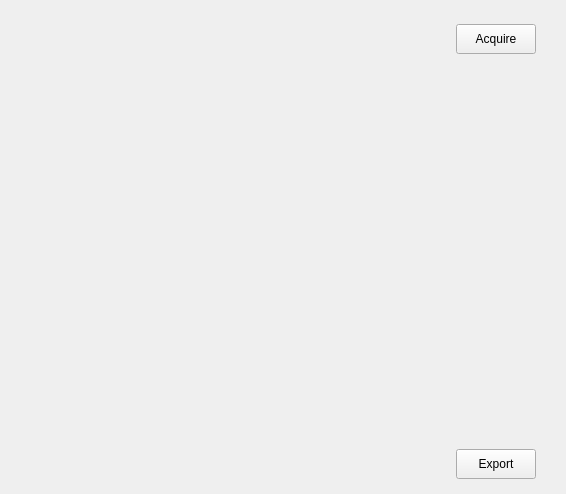
Qt form views/ui/gpio.ui (huangbop/usd) before a commit.
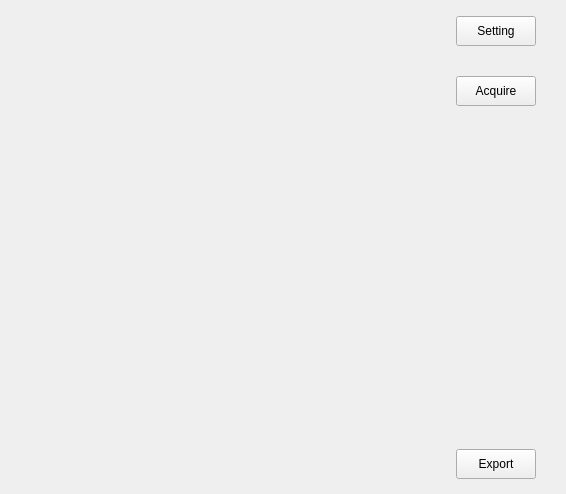
The same form after that commit.

Commit message: Curves shift

Patch:
```diff
--- a/views/ui/gpio.ui
+++ b/views/ui/gpio.ui
@@ -124,21 +124,27 @@
       </item>
       <item>
        <layout class="QVBoxLayout" name="verticalLayout">
+        <property name="topMargin">
+         <number>12</number>
+        </property>
         <item>
-         <spacer name="verticalSpacer_2">
-          <property name="orientation">
-           <enum>Qt::Vertical</enum>
+         <widget class="QPushButton" name="pushButton">
+          <property name="sizePolicy">
+           <sizepolicy hsizetype="Fixed" vsizetype="Fixed">
+            <horstretch>0</horstretch>
+            <verstretch>0</verstretch>
+           </sizepolicy>
           </property>
-          <property name="sizeType">
-           <enum>QSizePolicy::Fixed</enum>
-          </property>
-          <property name="sizeHint" stdset="0">
+          <property name="minimumSize">
            <size>
-            <width>20</width>
-            <height>20</height>
+            <width>80</width>
+            <height>30</height>
            </size>
           </property>
-         </spacer>
+          <property name="text">
+           <string>Setting</string>
+          </property>
+         </widget>
         </item>
         <item>
          <widget class="QPushButton" name="btn_acquire">
```
The commit also changes 2 other files.
